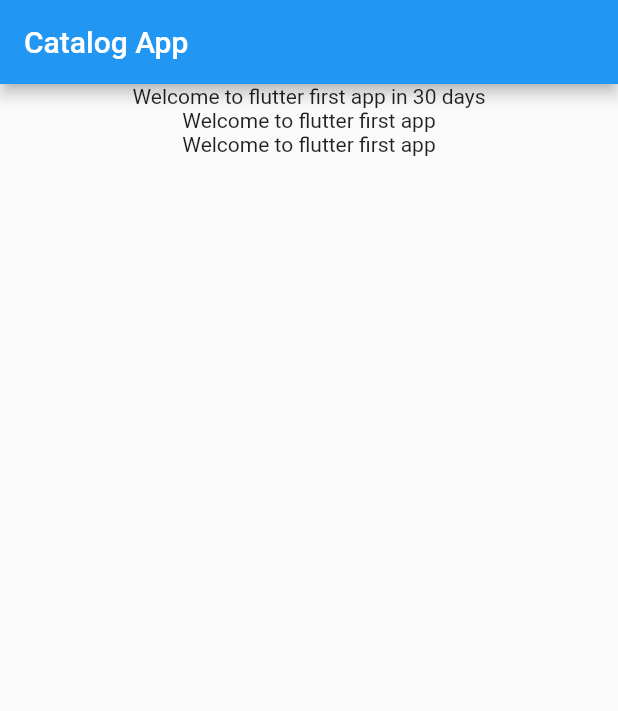
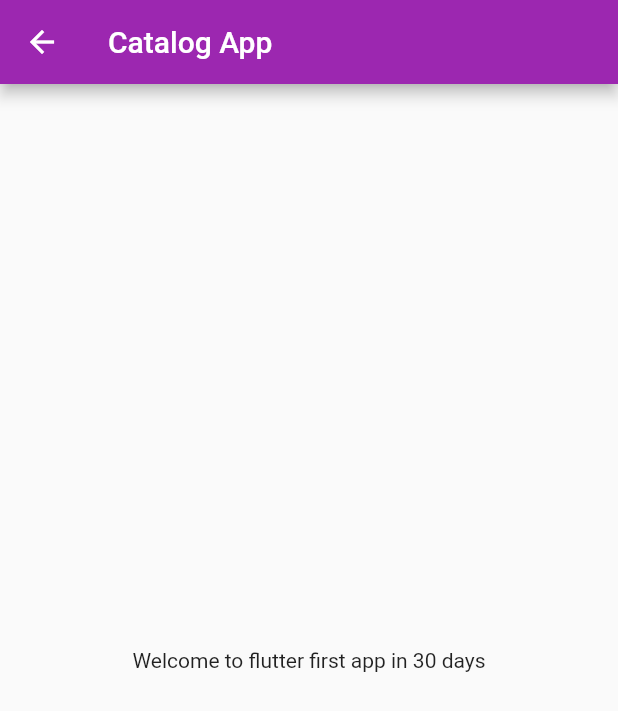
Before and after one commit to aqeeb421/flutter30days, a Flutter app: the screen it shows after launch, on a phone screen of 412 x 824 dp. Shown: the top 711 px of the screen. Run offline on Flutter 3.47's test engine with Material 2 defaults, Android fonts, the phone set to English and light mode, and no system bars.

Commit message:
day3 complete

```diff
--- a/lib/home_page.dart
+++ /dev/null
@@ -1,23 +0,0 @@
-import 'package:flutter/material.dart';
-
-class HomePage extends StatelessWidget {
-  final num day = 30;
-  @override
-  Widget build(BuildContext context) {
-    return Scaffold(
-      appBar: AppBar(
-        title: Text("Catalog App"),
-      ),
-      body: Container(
-          child: Center(
-        child: Column(
-          children: [
-            Text("Welcome to flutter first app in $day days"),
-            Text("Welcome to flutter first app"),
-            Text("Welcome to flutter first app"),
-          ],
-        ),
-      )),
-    );
-  }
-}
--- a/lib/main.dart
+++ b/lib/main.dart
@@ -1,5 +1,6 @@
 import 'package:flutter/material.dart';
-import 'package:flutter_catalog/home_page.dart';
+import 'package:flutter_catalog/pages/home_page.dart';
+import 'package:flutter_catalog/pages/login_page.dart';
 
 void main() {
   runApp(MyApp());
@@ -8,6 +9,18 @@ void main() {
 class MyApp extends StatelessWidget {
   @override
   Widget build(BuildContext context) {
-    return MaterialApp(home: HomePage());
+    return MaterialApp(
+        debugShowCheckedModeBanner: false,
+        theme: ThemeData(primarySwatch: Colors.purple), // for light theme
+        themeMode: ThemeMode.light,
+        darkTheme: ThemeData(
+            primarySwatch: Colors.purple,
+            brightness: Brightness.dark), //for dark theme we give themedata
+        initialRoute: "/home",
+        routes: {
+          "/": (context) => const LoginPage(),
+          "/home": (context) => HomePage(),
+          "/login": (context) => const LoginPage()
+        });
   }
 }
--- /dev/null
+++ b/lib/pages/home_page.dart
@@ -0,0 +1,16 @@
+import 'package:flutter/material.dart';
+
+class HomePage extends StatelessWidget {
+  final num day = 30;
+  @override
+  Widget build(BuildContext context) {
+    return Scaffold(
+      appBar: AppBar(
+        title: Text("Catalog App"),
+      ),
+      body: Center(
+        child: Text("Welcome to flutter first app in $day days"),
+      ),
+    );
+  }
+}
--- /dev/null
+++ b/lib/pages/login_page.dart
@@ -0,0 +1,17 @@
+import 'package:flutter/material.dart';
+
+class LoginPage extends StatelessWidget {
+  const LoginPage({Key? key}) : super(key: key);
+
+  @override
+  Widget build(BuildContext context) {
+    return const Material(
+      child: Center(
+          child: Text(
+        "Login Page",
+        style: TextStyle(
+            fontSize: 20, fontWeight: FontWeight.bold, color: Colors.blue),
+      )),
+    );
+  }
+}
```
